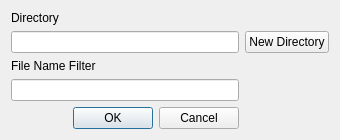
Qt form steve/qtdesigner/loaddax_dialog.ui (ZhuangLab/storm-control) before a commit.
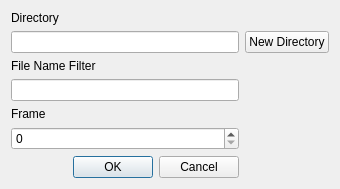
The same form after that commit.

Commit message: Added the ability to specify the frame of the dax to load

What changed in the file:
```diff
--- a/steve/qtdesigner/loaddax_dialog.ui
+++ b/steve/qtdesigner/loaddax_dialog.ui
@@ -7,14 +7,14 @@
     <x>0</x>
     <y>0</y>
     <width>340</width>
-    <height>137</height>
+    <height>185</height>
    </rect>
   </property>
   <property name="windowTitle">
    <string>Dialog</string>
   </property>
   <layout class="QGridLayout" name="gridLayout">
-   <item row="5" column="0">
+   <item row="6" column="0">
     <widget class="QDialogButtonBox" name="buttonBox">
      <property name="orientation">
       <enum>Qt::Horizontal</enum>
@@ -41,7 +41,7 @@
      </property>
     </widget>
    </item>
-   <item row="6" column="0">
+   <item row="7" column="0">
     <spacer name="verticalSpacer">
      <property name="orientation">
       <enum>Qt::Vertical</enum>
@@ -64,6 +64,16 @@
    <item row="3" column="0">
     <widget class="QLineEdit" name="file_filter_line_edit"/>
    </item>
+   <item row="4" column="0">
+    <widget class="QLabel" name="frame_label">
+     <property name="text">
+      <string>Frame</string>
+     </property>
+    </widget>
+   </item>
+   <item row="5" column="0">
+    <widget class="QSpinBox" name="frame_spin_box"/>
+   </item>
   </layout>
  </widget>
  <resources/>
```
The commit also changes 4 other files.
